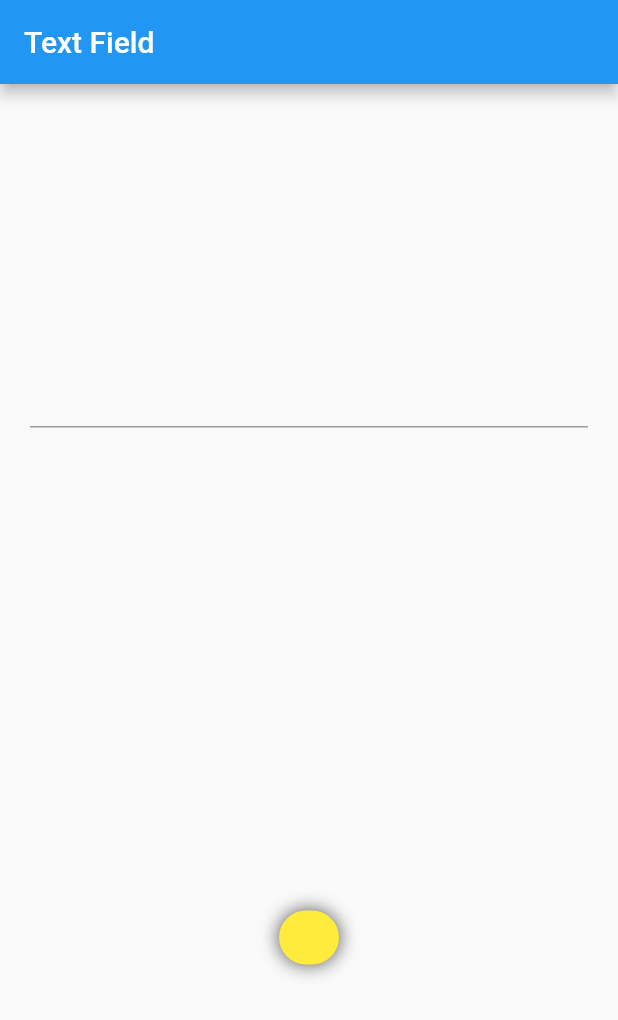
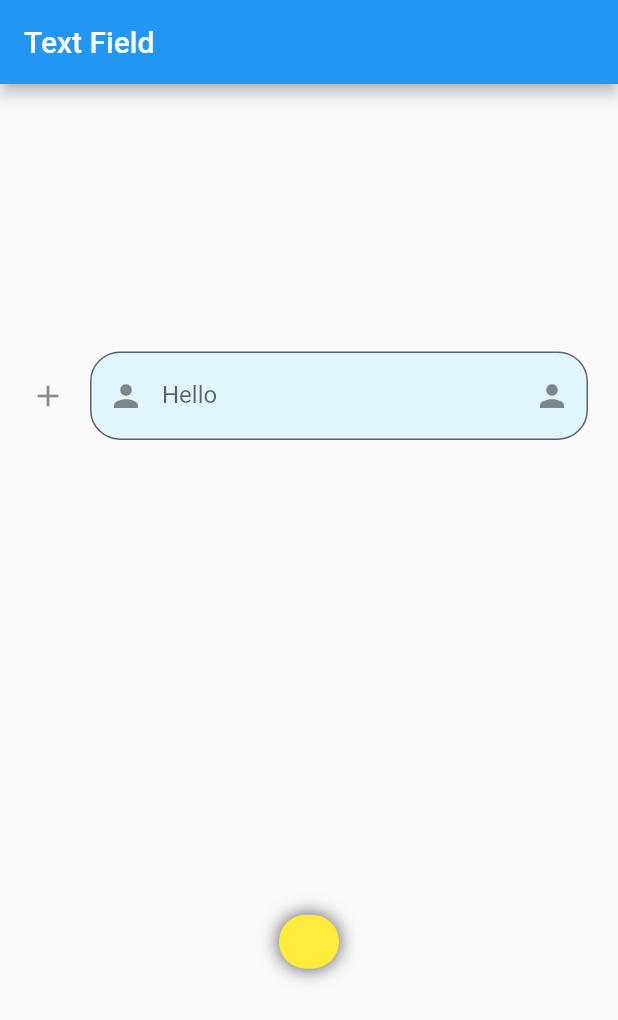
Before and after one commit to gunzxx/Flutter-Learn, a Flutter app: the screen it shows after launch, on a phone screen of 412 x 824 dp. Shown: the top 1020 px of the screen. Run offline on Flutter 3.47's test engine with Material 2 defaults, Android fonts, the phone set to English and light mode, and no system bars.

Commit message:
Text field decoration

```diff
--- a/f_01/lib/main.dart
+++ b/f_01/lib/main.dart
@@ -19,13 +19,27 @@ class _MyAppState extends State<MyApp> {
   Widget build(BuildContext context) {
     return MaterialApp(
       home: Scaffold(
-        appBar: AppBar(title: Text("Text Field")),
+        appBar: AppBar(title: const Text("Text Field")),
         body: Container(
-          margin: EdgeInsets.all(20),
+          margin: const EdgeInsets.all(20),
           child: Column(
             mainAxisAlignment: MainAxisAlignment.spaceAround,
             children: [
               TextField(
+                decoration: InputDecoration(
+                  icon: Icon(Icons.add),
+                  prefixIcon: const Icon(Icons.person),
+                  // prefix: Container(width: 5, height: 5, color: Colors.red),
+                  prefixText: "Name : ",
+                  prefixStyle: TextStyle(color: Colors.blue),
+                  labelText: "Hello",
+                  hintText: "Ini place holder",
+                  suffixIcon: const Icon(Icons.person),
+                  fillColor: Colors.lightBlue.shade50,
+                  filled: true,
+                  border: OutlineInputBorder(
+                      borderRadius: BorderRadius.circular(20)),
+                ),
                 controller: controller,
                 onChanged: (value) {
                   setState(() {});
@@ -36,15 +50,15 @@ class _MyAppState extends State<MyApp> {
                 decoration: BoxDecoration(
                     borderRadius: BorderRadius.circular(20),
                     color: Colors.yellow,
-                    boxShadow: [
+                    boxShadow: const [
                       BoxShadow(
                         color: Color.fromRGBO(0, 0, 0, .7),
                         offset: Offset(0, 0),
                         blurRadius: 10,
                       )
                     ]),
-                padding:
-                    EdgeInsets.only(top: 10, bottom: 10, left: 20, right: 20),
+                padding: const EdgeInsets.only(
+                    top: 10, bottom: 10, left: 20, right: 20),
                 child: Text(controller.text),
               ),
             ],
```
